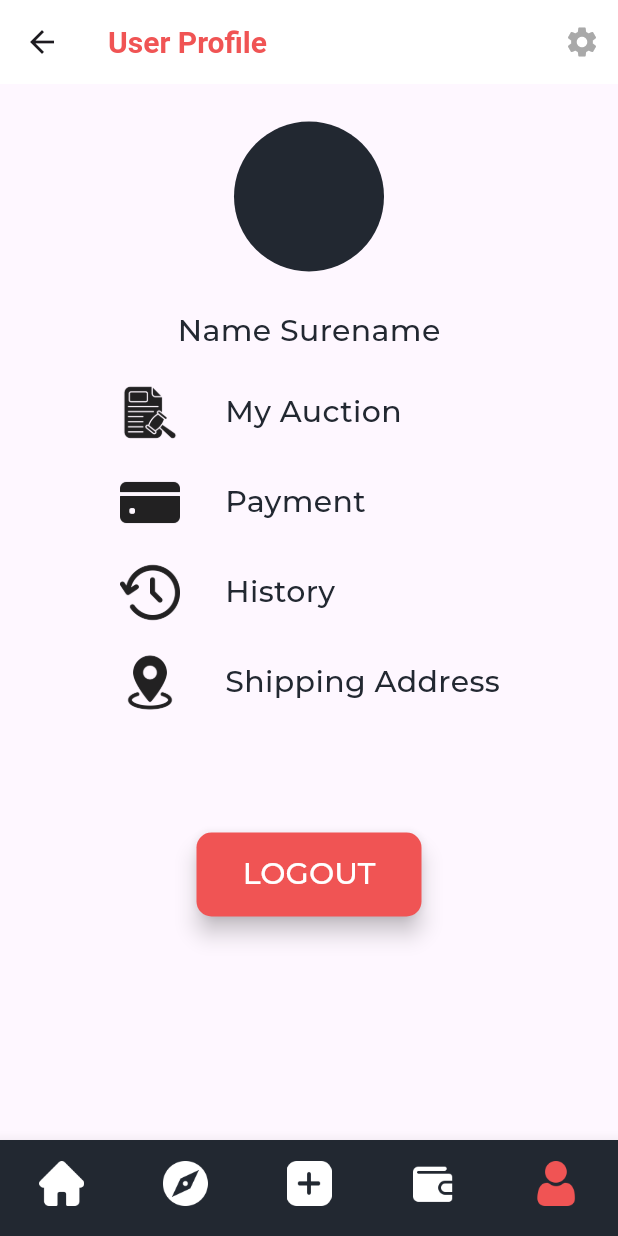
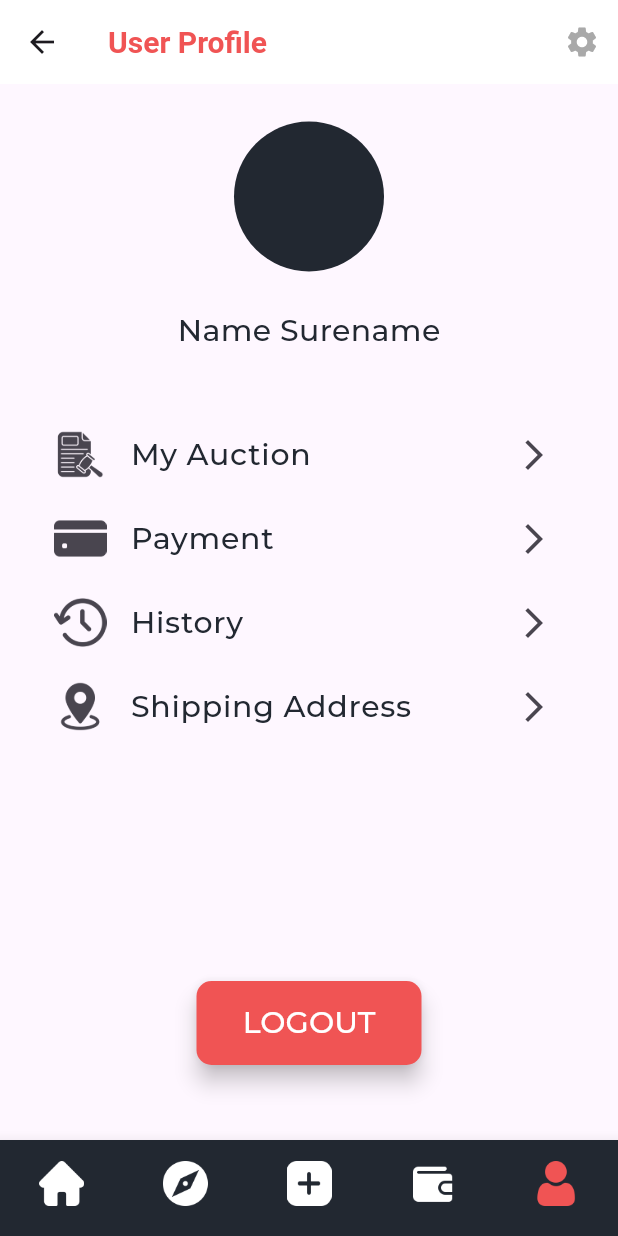
Before and after one commit to Navin-Jongyin/BidSure, a Flutter app: the ProfilePage screen opened directly, on a phone screen of 412 x 824 dp. Run offline on Flutter 3.47's test engine with Material 3 defaults, Android fonts, the phone set to English and light mode, and no system bars; our stand-ins replace animated_splash_screen, google_fonts.

Commit message:
user profile fixed and redirect to my auction

```diff
--- a/lib/mainscreen/profilePage.dart
+++ b/lib/mainscreen/profilePage.dart
@@ -4,7 +4,9 @@ import 'package:bidsure_project/mainscreen/homePage.dart';
 import 'package:bidsure_project/mainscreen/newAuctionPage.dart';
 import 'package:bidsure_project/mainscreen/searchPage.dart';
 import 'package:bidsure_project/mainscreen/walletPage.dart';
+import 'package:bidsure_project/mainscreen/myAuctionPage.dart';
 import 'package:bidsure_project/settingscreen/settingsPage.dart';
+
 import 'package:flutter/material.dart';
 import 'package:google_fonts/google_fonts.dart';
 
@@ -79,99 +81,110 @@ class _ProfilePageState extends State<ProfilePage> {
               ),
             ),
           ),
-          Container(
-            child: Align(
-              child: Row(
-                // mainAxisAlignment: MainAxisAlignment.spaceEvenly, // Align rows in the center horizontally
+          Expanded(
+            child: Container(
+              padding: const EdgeInsets.all(20),
+              child: ListView(
                 children: [
-                  const SizedBox(width: 80),
-
-                  const ImageIcon(AssetImage("icons/auction.png"), size: 40),
-                  const SizedBox(width: 30),
-                  Text(
-                    "My Auction",
+                  ListTile(
+                    leading: ImageIcon(
+                      AssetImage("icons/auction.png"),
+                      size: 35,
+                    ),
+                    title: Text("My Auction",
                         style: GoogleFonts.montserrat(
                           fontSize: 20,
                           fontWeight: FontWeight.w500,
                           color: Palette.darkMainColor,
+                        )),
+                    trailing: Icon(Icons.arrow_forward_ios),
+                    onTap: () {
+                      Navigator.of(context).pushReplacement(
+                        PageRouteBuilder(
+                          pageBuilder:
+                              (context, animation, secondaryAnimation) =>
+                                  const MyAuctionPage(),
                         ),
+                      );
+                    },
                   ),
-
-                  // Icon(Icons.navigate_next_sharp, color: Colors.redAccent),
-                ],
+                  ListTile(
+                    leading: ImageIcon(
+                      AssetImage("icons/payment.png"),
+                      size: 35,
                     ),
-            ),
-          ),
-          SizedBox(height: 20),
-          Container(
-            child: Align(
-              child: Row(
-                // mainAxisAlignment: MainAxisAlignment.spaceEvenly, // Align rows in the center horizontally
-                children: [
-                  const SizedBox(width: 80),
-                  const ImageIcon(
-                    AssetImage("icons/payment.png"),
-                    size: 40,
-                  ),
-                  const SizedBox(width: 30),
-
-                  Text(
-                    "Payment",
+                    title: Text("Payment",
                         style: GoogleFonts.montserrat(
                           fontSize: 20,
                           fontWeight: FontWeight.w500,
                           color: Palette.darkMainColor,
+                        )),
+                    trailing: Icon(Icons.arrow_forward_ios),
+
+                    // onTap: (){
+                    //   Navigator.of(context).pushReplacement(
+                    //     PageRouteBuilder(
+                    //       pageBuilder: (context, animation, secondaryAnimation) =>
+                    //       const MyAuctionPage(),
+                    //     ),
+                    //   );
+                    //
+                    // },
                   ),
+                  ListTile(
+                    leading: ImageIcon(
+                      AssetImage("icons/history.png"),
+                      size: 35,
                     ),
-
-                  // Icon(Icons.navigate_next_sharp, color: Colors.redAccent),
-                ],
-              ),
-            ),
-          ),
-          SizedBox(height: 20),
-          Container(
-            child: Align(
-              child: Row(
-                children: [
-                  const SizedBox(width: 80),
-                  const ImageIcon(AssetImage("icons/history.png"), size: 40),
-                  const SizedBox(width: 30),
-                  Text(
-                    "History",
+                    title: Text("History",
                         style: GoogleFonts.montserrat(
                           fontSize: 20,
                           fontWeight: FontWeight.w500,
                           color: Palette.darkMainColor,
+                        )),
+                    trailing: Icon(Icons.arrow_forward_ios),
+
+                    // onTap: (){
+                    //   Navigator.of(context).pushReplacement(
+                    //     PageRouteBuilder(
+                    //       pageBuilder: (context, animation, secondaryAnimation) =>
+                    //       const MyAuctionPage(),
+                    //     ),
+                    //   );
+                    //
+                    // },
                   ),
-                  )
-                ],
+                  ListTile(
+                    leading: ImageIcon(
+                      AssetImage("icons/shipping.png"),
+                      size: 35,
                     ),
-            ),
-          ),
-          SizedBox(height: 20),
-          Container(
-            child: Align(
-              child: Row(
-                children: [
-                  const SizedBox(width: 80),
-                  const ImageIcon(AssetImage("icons/shipping.png"), size: 40),
-                  const SizedBox(width: 30),
-                  Text(
-                    "Shipping Address",
+                    title: Text("Shipping Address",
                         style: GoogleFonts.montserrat(
                           fontSize: 20,
                           fontWeight: FontWeight.w500,
                           color: Palette.darkMainColor,
-                    ),
+                        )),
+                    trailing: Icon(Icons.arrow_forward_ios),
+
+                    // onTap: (){
+                    //   Navigator.of(context).pushReplacement(
+                    //     PageRouteBuilder(
+                    //       pageBuilder: (context, animation, secondaryAnimation) =>
+                    //       const MyAuctionPage(),
+                    //     ),
+                    //   );
+                    //
+                    // },
                   ),
                 ],
               ),
             ),
           ),
-          SizedBox(height: 80),
+          SizedBox(height: 30),
           Container(
             width: 150.0,
+            margin: EdgeInsets.only(bottom: 50),
             child: FloatingActionButton(
               onPressed: () {},
               shape: RoundedRectangleBorder(
@@ -186,7 +199,7 @@ class _ProfilePageState extends State<ProfilePage> {
                     color: Colors.white),
               ),
             ),
-          )
+          ),
         ],
       ),
       bottomNavigationBar: CustomBottomNavigationBar(
```
Also changed, not shown: lib/mainscreen/myAuctionPage.dart (added, +261 -0 lines). Lines whose indentation alone changed are shown as unchanged.
